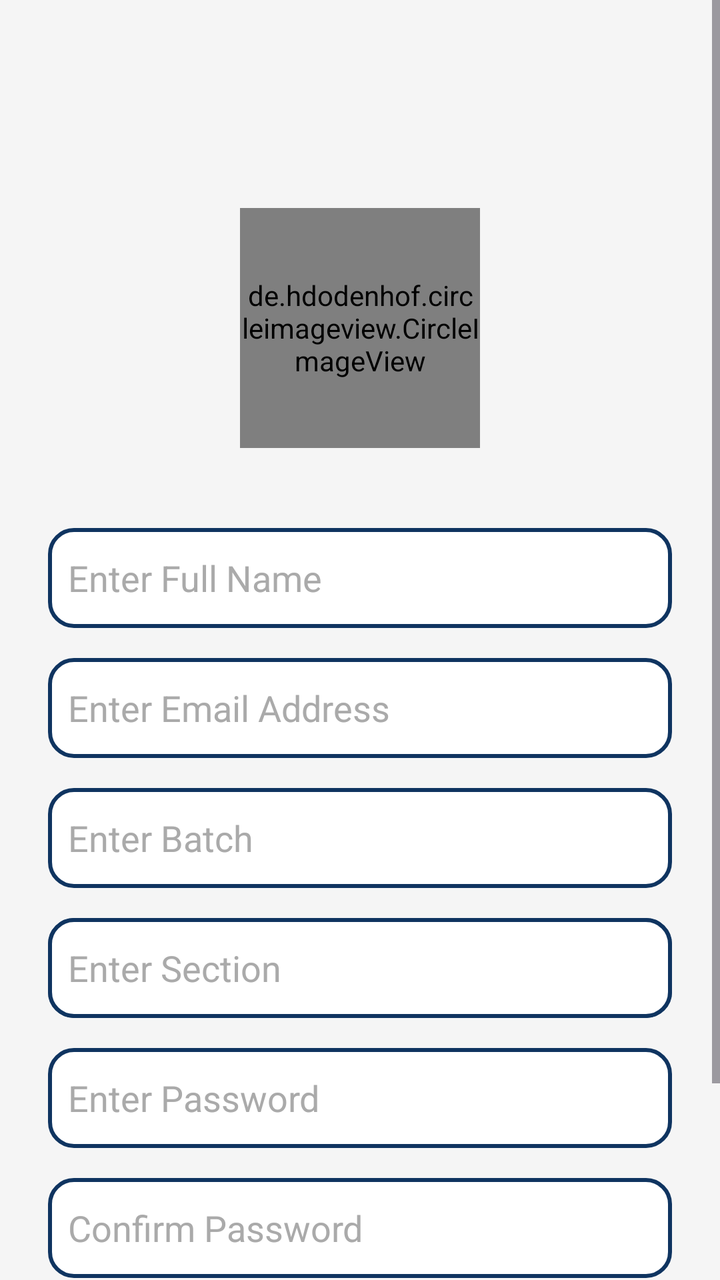
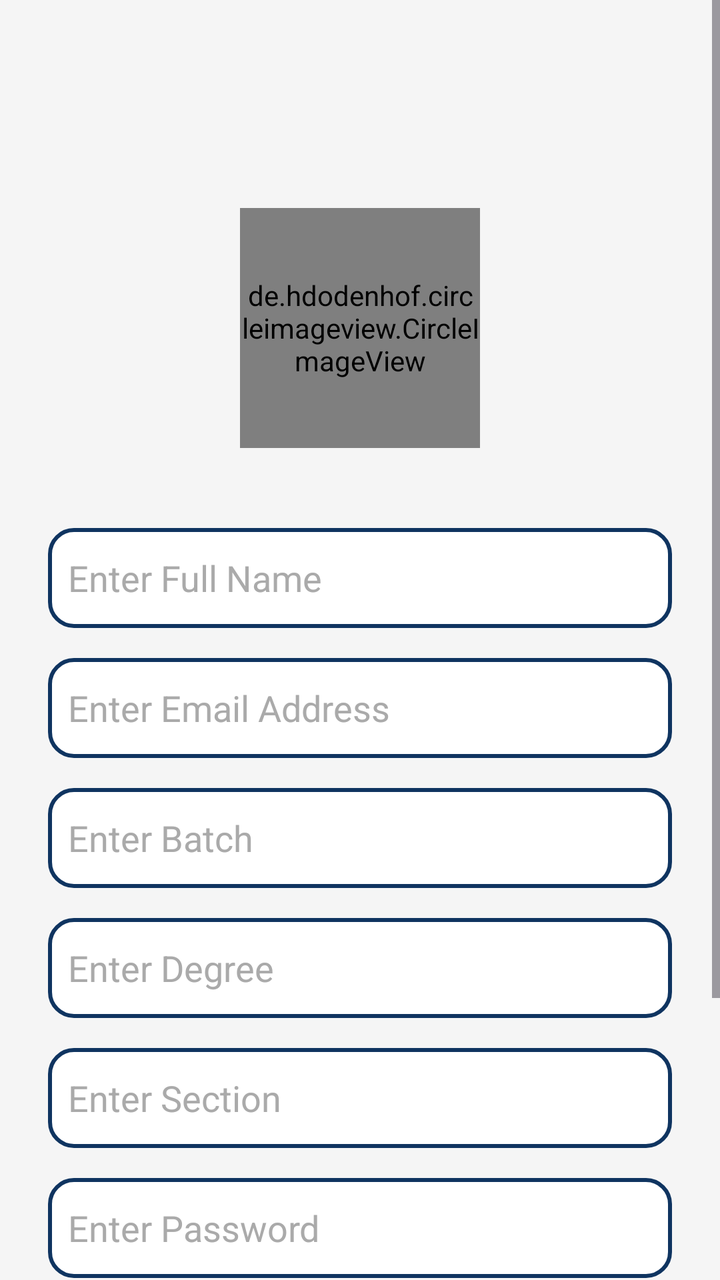

Screens rendered from an Android XML layout before and after an edit, with the pre-edit source and the edit as a unified diff.
<!-- AndroidManifest.xml: application theme Theme.FASTable -->
<!-- res/layout/activity_sign_up.xml -->
<?xml version="1.0" encoding="utf-8"?>
<ScrollView xmlns:android="http://schemas.android.com/apk/res/android"
    xmlns:app="http://schemas.android.com/apk/res-auto"
    xmlns:tools="http://schemas.android.com/tools"
    android:layout_width="match_parent"
    android:layout_height="match_parent"
    android:fillViewport="true"
    android:background="#F5F5F5"
    tools:context=".Sign_Up">

    <RelativeLayout
        android:id="@+id/main"
        android:layout_width="match_parent"
        android:layout_height="wrap_content"
        android:padding="24dp"
        tools:ignore="ExtraText">

        
        <de.hdodenhof.circleimageview.CircleImageView
            android:id="@+id/profile_image"
            android:layout_width="120dp"
            android:layout_height="120dp"
            android:src="@drawable/img_demo"
            android:layout_centerHorizontal="true"
            android:layout_marginTop="80dp"
            app:civ_border_width="2dp"
            app:civ_border_color="@android:color/darker_gray" />

        
        <EditText
            android:textColorHint="@android:color/darker_gray"
            android:textColor="@android:color/black"
            android:id="@+id/name"
            android:layout_width="match_parent"
            android:layout_height="50dp"
            android:hint="Enter Full Name"
            android:background="@drawable/edittext_border"
            android:padding="10dp"
            android:inputType="textEmailAddress"
            android:layout_below="@id/profile_image"
            android:layout_marginTop="40dp"/>

        
        <EditText
            android:textColorHint="@android:color/darker_gray"
            android:textColor="@android:color/black"
            android:id="@+id/email"
            android:layout_width="match_parent"
            android:layout_height="50dp"
            android:hint="Enter Email Address"
            android:background="@drawable/edittext_border"
            android:padding="10dp"
            android:inputType="textEmailAddress"
            android:layout_below="@id/name"
            android:layout_marginTop="15dp"/>
<EditText
    android:textColorHint="@android:color/darker_gray"
    android:textColor="@android:color/black"
            android:id="@+id/batch"
            android:layout_width="match_parent"
            android:layout_height="50dp"
            android:hint="Enter Batch"
            android:background="@drawable/edittext_border"
            android:padding="10dp"
            android:inputType="textEmailAddress"
            android:layout_below="@id/email"
            android:layout_marginTop="15dp"/>
<EditText


    android:textColorHint="@android:color/darker_gray"
    android:textColor="@android:color/black"
            android:id="@+id/degree"
            android:layout_width="match_parent"
            android:layout_height="50dp"
            android:hint="Enter Degree"
            android:background="@drawable/edittext_border"
            android:padding="10dp"
            android:inputType="textEmailAddress"
            android:layout_below="@id/batch"
            android:layout_marginTop="15dp"/>
<EditText

    android:textColorHint="@android:color/darker_gray"
    android:textColor="@android:color/black"
            android:id="@+id/section"
            android:layout_width="match_parent"
            android:layout_height="50dp"
            android:hint="Enter Section"
            android:background="@drawable/edittext_border"
            android:padding="10dp"
            android:inputType="textEmailAddress"
            android:layout_below="@id/batch"
            android:layout_marginTop="15dp"/>

        
        <EditText

            android:textColorHint="@android:color/darker_gray"
            android:textColor="@android:color/black"
            android:id="@+id/password"
            android:layout_width="match_parent"
            android:layout_height="50dp"
            android:hint="Enter Password"
            android:background="@drawable/edittext_border"
            android:padding="10dp"
            android:inputType="textPassword"
            android:layout_below="@id/section"
            android:layout_marginTop="15dp"/>

        
        <EditText

            android:textColorHint="@android:color/darker_gray"
            android:textColor="@android:color/black"
            android:id="@+id/confirm_password"
            android:layout_width="match_parent"
            android:layout_height="50dp"
            android:hint="Confirm Password"
            android:background="@drawable/edittext_border"
            android:padding="10dp"
            android:inputType="textPassword"
            android:layout_below="@id/password"
            android:layout_marginTop="15dp"/>

        
        <Button
            android:id="@+id/btn_signup"
            android:layout_width="wrap_content"
            android:layout_height="wrap_content"
            android:text="Sign Up"
            android:textSize="19sp"
            android:textStyle="bold"
            android:backgroundTint="@color/navy"
            android:textColor="@android:color/white"
            android:paddingLeft="30dp"
            android:paddingRight="30dp"
            android:layout_centerHorizontal="true"
            android:layout_below="@id/confirm_password"
            android:layout_marginTop="45dp"/>
    </RelativeLayout>
</ScrollView>
<!-- resources referenced by this layout -->
<resources>
  <color name="navy">#0F3460</color>
  <!-- drawable edittext_border (drawable) -->
  <?xml version="1.0" encoding="utf-8"?>
  <shape xmlns:tools="http://schemas.android.com/tools"
      xmlns:android="http://schemas.android.com/apk/res/android"
      tools:ignore="ExtraText">
      android:shape="rectangle">
      <solid android:color="@android:color/white" />
      <stroke
          android:width="2dp"
          android:color="#0F3460"/>
      <corners android:radius="12sp" />
      <padding
          android:left="10dp"
          android:top="10dp"
          android:right="10dp"
          android:bottom="10dp" />
  </shape>
  <!-- drawable img_demo: png bitmap (drawable, 35192 bytes) -->
  <style name="Theme.FASTable" parent="Base.Theme.FASTable" />
  <style name="Base.Theme.FASTable" parent="Theme.Material3.DayNight.NoActionBar">
          
          
      </style>
</resources>

<!-- the commit's change to res/layout/activity_sign_up.xml (unified diff, before → after) -->
@@ -36,7 +36,7 @@
             android:hint="Enter Full Name"
             android:background="@drawable/edittext_border"
             android:padding="10dp"
-            android:inputType="textEmailAddress"
+            android:inputType="textPersonName"
             android:layout_below="@id/profile_image"
             android:layout_marginTop="40dp"/>
 
@@ -62,7 +62,7 @@
             android:hint="Enter Batch"
             android:background="@drawable/edittext_border"
             android:padding="10dp"
-            android:inputType="textEmailAddress"
+            android:inputType="number"
             android:layout_below="@id/email"
             android:layout_marginTop="15dp"/>
 <EditText
@@ -89,8 +89,8 @@
             android:hint="Enter Section"
             android:background="@drawable/edittext_border"
             android:padding="10dp"
-            android:inputType="textEmailAddress"
-            android:layout_below="@id/batch"
+            android:inputType="text"
+            android:layout_below="@id/degree"
             android:layout_marginTop="15dp"/>
 
         
